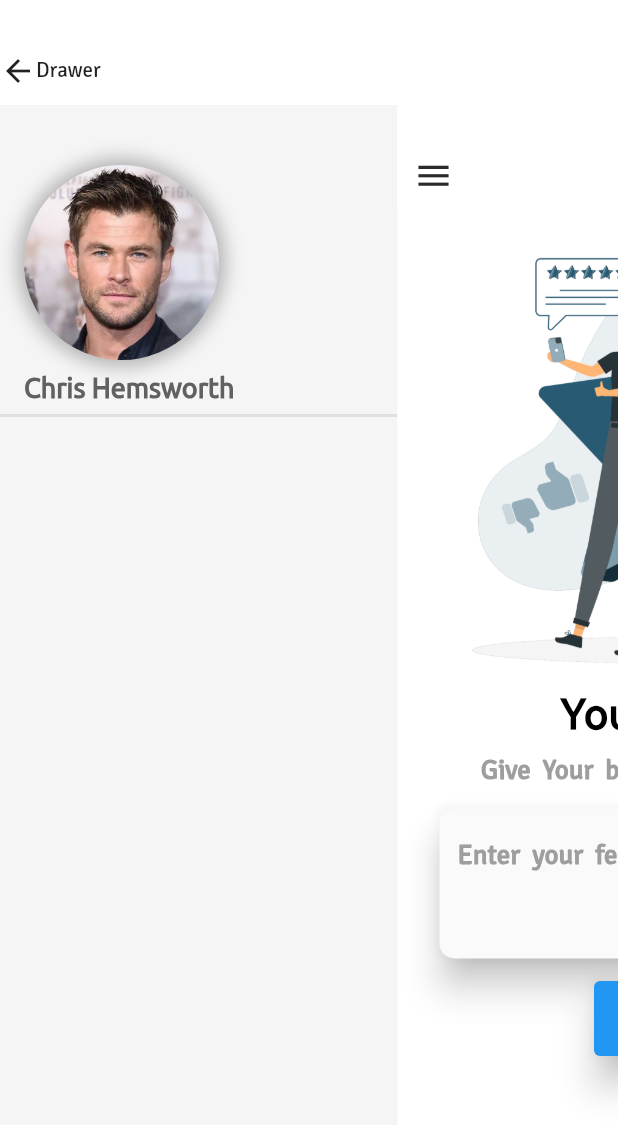
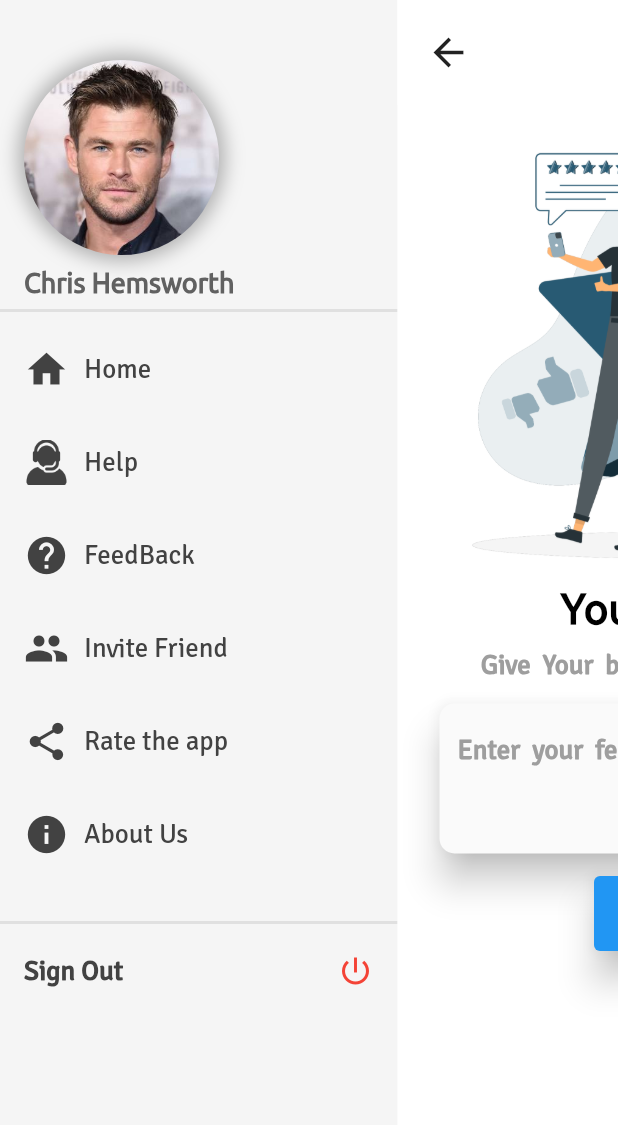
Before and after one commit to YomnaOthmann/Navigation-Drawer, a Flutter app: the screen it shows after launch, after a tap on the "menu" icon, on a phone screen of 412 x 824 dp. Shown: the top 1125 px of the screen. Run offline on Flutter 3.47's test engine with Material 2 defaults, Android fonts, the light colour scheme and no system bars; drawn by our look-alikes of flutter_slider_drawer.

Commit message:
init commit

```diff
--- a/lib/main.dart
+++ b/lib/main.dart
@@ -1,4 +1,3 @@
-import 'package:drawer_design/view/screens/feedback_screen.dart';
 import 'package:drawer_design/view/screens/slider_screen.dart';
 import 'package:flutter/material.dart';
 import 'package:flutter/services.dart';
@@ -18,13 +17,13 @@ class Home extends StatelessWidget {
           fontFamily: "Signika",
           appBarTheme: const AppBarTheme(
             systemOverlayStyle: SystemUiOverlayStyle(
-                statusBarColor: Colors.transparent,
+                statusBarColor: Colors.white,
                 statusBarIconBrightness: Brightness.dark),
             color: Colors.white,
             elevation: 0,
           )),
       debugShowCheckedModeBanner: false,
-      home: SliderScreen(),
+      home: const SliderScreen(),
     );
   }
 }
--- a/lib/view/screens/drawer_screen.dart
+++ /dev/null
@@ -1,32 +0,0 @@
-import 'package:drawer_design/view/screens/feedback_screen.dart';
-import 'package:flutter/material.dart';
-import 'package:flutter_slider_drawer/flutter_slider_drawer.dart';
-
-class DrawerScreen extends StatelessWidget {
-  DrawerScreen({super.key});
-  GlobalKey<SliderDrawerState> drawerKey = GlobalKey();
-  @override
-  Widget build(BuildContext context) {
-    return Scaffold(
-      appBar: PreferredSize(
-        preferredSize: Size(double.maxFinite, 70),
-        child: AppBar(
-          backgroundColor: Colors.white,
-          title: Text("Drawer"),
-        ),
-      ),
-      body: FeedbackScreen(),
-      drawer: Drawer(),
-    );
-  }
-}
-// backgroundColor: Colors.white,
-//       appBar: AppBar(
-//         backgroundColor: Colors.white,
-//         elevation: 0,
-//         foregroundColor: Colors.black,
-//         systemOverlayStyle: const SystemUiOverlayStyle(
-//           statusBarColor: Colors.white,
-//           statusBarIconBrightness: Brightness.dark,
-//         ),
-//       ),
--- a/lib/view/screens/slider_screen.dart
+++ b/lib/view/screens/slider_screen.dart
@@ -1,23 +1,54 @@
 import 'package:drawer_design/view/screens/feedback_screen.dart';
+import 'package:drawer_design/view/widgets/custom_drawer_item.dart';
+import 'package:drawer_design/view/widgets/profile_pic.dart';
 import 'package:flutter/material.dart';
 import 'package:flutter_slider_drawer/flutter_slider_drawer.dart';
 
-class SliderScreen extends StatelessWidget {
-  SliderScreen({super.key});
-  GlobalKey<SliderDrawerState> drawerKey = GlobalKey();
+class SliderScreen extends StatefulWidget {
+  const SliderScreen({super.key});
+
+  @override
+  State<SliderScreen> createState() => _SliderScreenState();
+}
+
+class _SliderScreenState extends State<SliderScreen> {
+  IconData icon = Icons.menu;
+
+  GlobalKey<SliderDrawerState> drawerKey = GlobalKey<SliderDrawerState>();
+
   @override
   Widget build(BuildContext context) {
     return Scaffold(
-      appBar: const PreferredSize(
-        preferredSize: Size(double.maxFinite, 70),
-        child: SliderAppBar(
-          isTitleCenter: false,
-          drawerIcon: Icon(Icons.arrow_back),
+      body: SliderDrawer(
+        appBar: SliderAppBar(
+          appBarPadding: const EdgeInsets.symmetric(horizontal: 10),
+          drawerIcon: IconButton(
+            onPressed: () {
+              if (drawerKey.currentState!.isDrawerOpen) {
+                drawerKey.currentState!.toggle();
+
+                setState(() {
+                  icon = Icons.menu;
+                });
+                drawerKey.currentState!.closeSlider();
+              } else {
+                drawerKey.currentState!.toggle();
+                setState(() {
+                  icon = Icons.arrow_back;
+                });
+
+                drawerKey.currentState!.openSlider();
+              }
+            },
+            icon: Icon(
+              icon,
+              size: 30,
+            ),
+          ),
           appBarColor: Colors.white,
-          title: Text("Drawer"),
+          title: const Text(""),
         ),
-      ),
-      body: SliderDrawer(
+        key: drawerKey,
         sliderBoxShadow: SliderBoxShadow(),
         slider: Container(
           width: double.maxFinite,
@@ -26,29 +57,7 @@ class SliderScreen extends StatelessWidget {
           child: Column(
             crossAxisAlignment: CrossAxisAlignment.start,
             children: [
-              Padding(
-                padding: const EdgeInsetsDirectional.only(top: 40, start: 16),
-                child: Container(
-                  decoration: BoxDecoration(
-                    borderRadius: BorderRadius.circular(70),
-                    boxShadow: [
-                      BoxShadow(
-                        color: Colors.grey.withOpacity(0.8),
-                        spreadRadius: 4,
-                        blurRadius: 10,
-                      )
-                    ],
-                  ),
-                  child: ClipRRect(
-                    borderRadius: BorderRadius.circular(70),
-                    child: Image.asset(
-                      "assets/images/profile.jpeg",
-                      height: 130,
-                      width: 130,
-                    ),
-                  ),
-                ),
-              ),
+              const ProfilePic(),
               const SizedBox(
                 height: 8,
               ),
@@ -67,6 +76,54 @@ class SliderScreen extends StatelessWidget {
                 thickness: 2,
                 color: Colors.grey[300],
               ),
+              const CustomDrawerItem(text: "Home", icon: Icons.home),
+              ListTile(
+                minVerticalPadding: 20,
+                minLeadingWidth: 20,
+                horizontalTitleGap: 10,
+                leading: Image.asset(
+                  "assets/images/customer-service.png",
+                  height: 30,
+                  width: 30,
+                  color: Colors.grey[800],
+                ),
+                title: Text(
+                  "Help",
+                  style: TextStyle(color: Colors.grey[800], fontSize: 18),
+                ),
+              ),
+              const CustomDrawerItem(text: "FeedBack", icon: Icons.help),
+              const CustomDrawerItem(text: "Invite Friend", icon: Icons.people),
+              const CustomDrawerItem(text: "Rate the app", icon: Icons.share),
+              const CustomDrawerItem(text: "About Us", icon: Icons.info),
+              const SizedBox(
+                height: 20,
+              ),
+              Divider(
+                thickness: 2,
+                color: Colors.grey[300],
+              ),
+              Padding(
+                padding: const EdgeInsets.symmetric(horizontal: 8.0),
+                child: TextButton(
+                    onPressed: () {},
+                    child: Row(
+                      mainAxisAlignment: MainAxisAlignment.spaceBetween,
+                      children: [
+                        Text(
+                          "Sign Out",
+                          style: TextStyle(
+                              fontSize: 18,
+                              color: Colors.grey[800],
+                              fontWeight: FontWeight.bold),
+                        ),
+                        const Icon(
+                          Icons.power_settings_new_outlined,
+                          color: Colors.red,
+                        )
+                      ],
+                    )),
+              )
             ],
           ),
         ),
--- /dev/null
+++ b/lib/view/widgets/custom_drawer_item.dart
@@ -0,0 +1,24 @@
+import 'package:flutter/material.dart';
+
+class CustomDrawerItem extends StatelessWidget {
+  const CustomDrawerItem({super.key, required this.text, required this.icon});
+  final String text;
+  final IconData icon;
+  @override
+  Widget build(BuildContext context) {
+    return ListTile(
+      minVerticalPadding: 20,
+      minLeadingWidth: 20,
+      horizontalTitleGap: 10,
+      leading: Icon(
+        icon,
+        color: Colors.grey[800],
+        size: 30,
+      ),
+      title: Text(
+        text,
+        style: TextStyle(color: Colors.grey[800], fontSize: 18),
+      ),
+    );
+  }
+}
--- a/lib/view/widgets/custom_text_field.dart
+++ b/lib/view/widgets/custom_text_field.dart
@@ -1,8 +1,8 @@
 import 'package:flutter/material.dart';
 
 class CustomTextField extends StatelessWidget {
-  CustomTextField({super.key, required this.feedbackController});
-  var feedbackController = TextEditingController();
+  const CustomTextField({super.key, required this.feedbackController});
+  final TextEditingController feedbackController;
   @override
   Widget build(BuildContext context) {
     return Padding(
--- /dev/null
+++ b/lib/view/widgets/profile_pic.dart
@@ -0,0 +1,32 @@
+import 'package:flutter/material.dart';
+
+class ProfilePic extends StatelessWidget {
+  const ProfilePic({super.key});
+
+  @override
+  Widget build(BuildContext context) {
+    return Padding(
+      padding: const EdgeInsetsDirectional.only(top: 40, start: 16),
+      child: Container(
+        decoration: BoxDecoration(
+          borderRadius: BorderRadius.circular(70),
+          boxShadow: [
+            BoxShadow(
+              color: Colors.grey.withOpacity(0.8),
+              spreadRadius: 4,
+              blurRadius: 10,
+            )
+          ],
+        ),
+        child: ClipRRect(
+          borderRadius: BorderRadius.circular(70),
+          child: Image.asset(
+            "assets/images/profile.jpeg",
+            height: 130,
+            width: 130,
+          ),
+        ),
+      ),
+    );
+  }
+}
```
Also changed, not shown: assets/images/customer-service.png (added).
